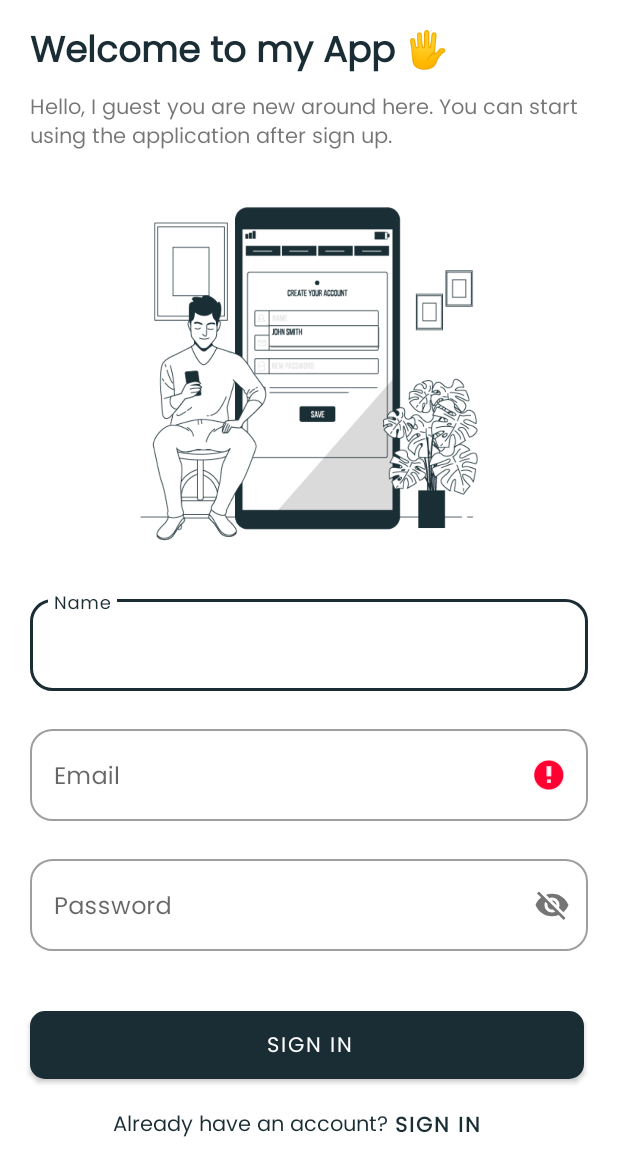
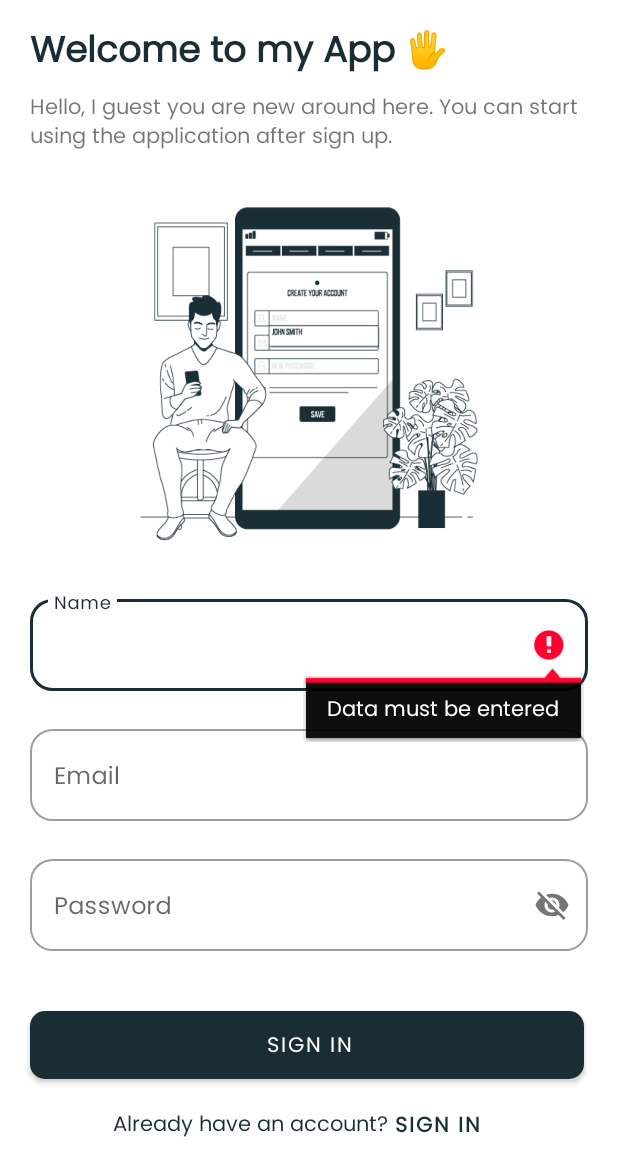
Before and after one commit to MuhDila/Login_and_Register, an Android app: the RegisterActivity screen opened directly, with no data from a screen before it, after a tap on "SIGN IN", on a phone screen of 412 x 824 dp. Shown: the top 1176 px of the screen. Run offline under Robolectric (Android 15) with nearby library versions, the phone set to English and light mode, and no system bars; our stand-ins replace Firebase (no records; nobody signed in at launch, a user with empty details on screens opened directly); 1 other tap on this screen came first.

Commit message:
Login and Register

```diff
--- a/app/src/main/java/com/example/loginandregister/RegisterActivity.kt
+++ b/app/src/main/java/com/example/loginandregister/RegisterActivity.kt
@@ -62,8 +62,14 @@
     }
 
     private fun signUpWithEmailAndPassword() {
+        val nameText: String = editTextName.text.toString()
         val emailText: String = editTextEmail.text.toString()
         val passwordText: String = editTextPassword.text.toString()
+
+        if (nameText.isEmpty()) {
+            editTextName.error = "Data must be entered"
+            return
+        }
 
         if (emailText.isEmpty()) {
             editTextEmail.error = "Data must be entered"
@@ -77,6 +83,11 @@
 
         if (passwordText.isEmpty()) {
             editTextPassword.error = "Data must be entered"
+            return
+        }
+
+        if (passwordText.length < 8) {
+            editTextPassword.error = "Password minimum 8 character"
             return
         }
 
@@ -96,7 +107,6 @@
                                 } else {
                                     Log.w(TAG, "createUserWithEmail: failure", createUserTask.exception)
                                     Toast.makeText(this, "Sign Up With Email: Failure", Toast.LENGTH_SHORT).show()
-
                                 }
                             }
                     } else {
```
